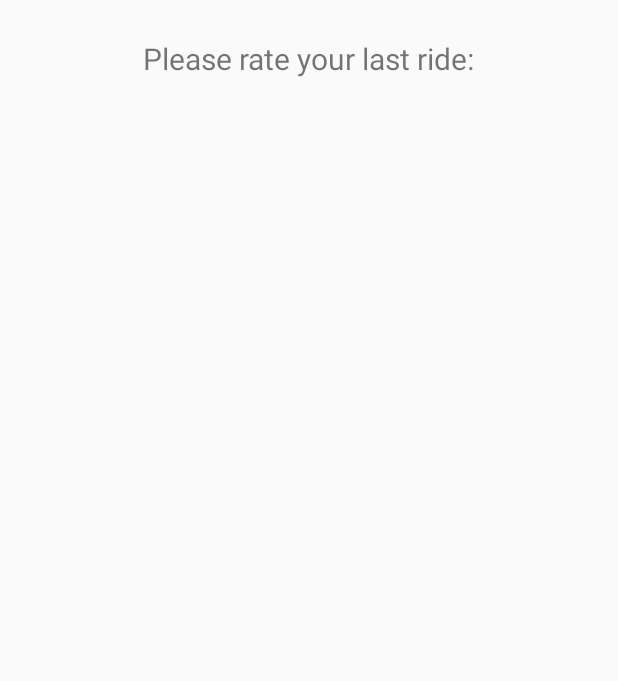
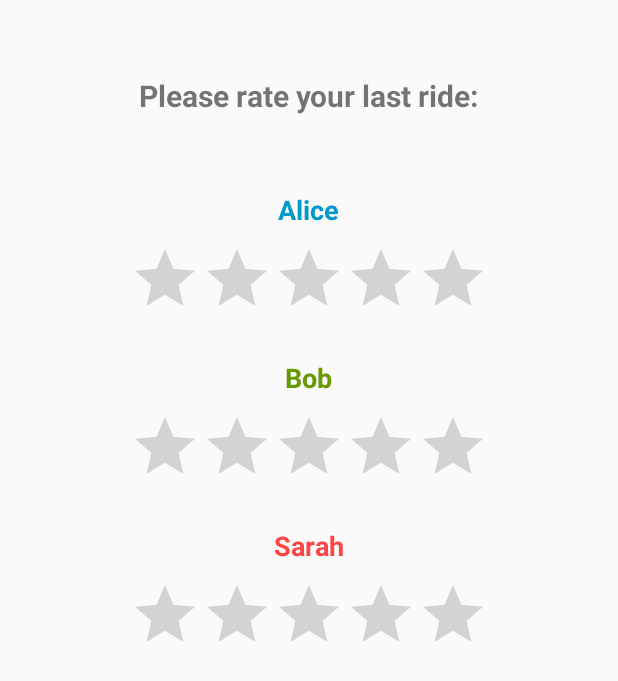
Before and after one commit to Jaja321/GoogleWorkshop, an Android app: the layout activity_rating.xml on its own in the app's theme, with its tools: preview values and no code run, on a phone screen of 412 x 824 dp. Shown: the top 681 px of the screen. Run offline under Robolectric (Android 15) with nearby library versions, the phone set to English and light mode, and no system bars.

Commit message:
Added xml files of end and rating

```diff
--- a/app/src/main/res/layout/activity_login.xml
+++ b/app/src/main/res/layout/activity_login.xml
@@ -4,7 +4,6 @@
     xmlns:tools="http://schemas.android.com/tools"
     android:layout_width="match_parent"
     android:layout_height="match_parent"
-    android:background="@color/colorPrimaryDark"
     tools:context="com.googleworkshop.taxipool.LoginActivity">
 
     <LinearLayout
@@ -34,7 +33,7 @@
             android:layout_marginBottom="10dp"
             android:gravity="center"
             android:text="or"
-            android:textColor="#fdfdfe" />
+            android:textColor="#000000" />
 
 
         <com.facebook.login.widget.LoginButton
--- a/app/src/main/res/layout/activity_profile.xml
+++ b/app/src/main/res/layout/activity_profile.xml
@@ -1,6 +1,5 @@
 <?xml version="1.0" encoding="utf-8"?>
 <LinearLayout xmlns:android="http://schemas.android.com/apk/res/android"
-    xmlns:app="http://schemas.android.com/apk/res-auto"
     xmlns:tools="http://schemas.android.com/tools"
     android:layout_width="match_parent"
     android:layout_height="match_parent"
--- a/app/src/main/res/layout/activity_rating.xml
+++ b/app/src/main/res/layout/activity_rating.xml
@@ -1,7 +1,6 @@
 <?xml version="1.0" encoding="utf-8"?>
 <LinearLayout
     xmlns:android="http://schemas.android.com/apk/res/android"
-    xmlns:tools="http://schemas.android.com/tools"
     android:layout_width="match_parent"
     android:layout_height="match_parent"
     android:orientation="vertical">
@@ -11,19 +10,88 @@
         android:id="@+id/please_rate"
         android:layout_width="wrap_content"
         android:layout_height="wrap_content"
-        android:layout_marginTop="25dp"
+        android:layout_marginTop="50dp"
         android:layout_gravity="center_horizontal"
         android:text="Please rate your last ride:"
+        android:textStyle="bold"
         android:textSize="20sp"
 
         />
 
-    <ListView
-        android:id="@+id/list_view"
-        android:layout_width="wrap_content"
-        android:layout_height="wrap_content"/>
+    <LinearLayout
+        android:layout_width="match_parent"
+        android:layout_height="match_parent"
+        android:orientation="vertical"
+        android:layout_marginTop="20dp">
 
+        <TextView
+            android:id="@+id/textView3"
+            android:layout_marginTop="30dp"
+            android:layout_width="wrap_content"
+            android:layout_height="wrap_content"
+            android:layout_gravity="center_horizontal"
+            android:textSize="18sp"
+            android:textColor="@android:color/holo_blue_dark"
+            android:textStyle="bold"
+            android:text="Alice"
+            />
 
+        <RatingBar
+            android:id="@+id/ratingBar"
+            android:layout_marginTop="10dp"
+            android:layout_width="wrap_content"
+            android:layout_height="wrap_content"
+            android:layout_gravity="center_horizontal"
+            android:progressTint="@color/colorPrimary"
+            android:numStars="5"
+            android:stepSize="1"
+            />
+
+        <TextView
+            android:id="@+id/textView4"
+            android:layout_marginTop="20dp"
+            android:layout_width="wrap_content"
+            android:layout_height="wrap_content"
+            android:layout_gravity="center_horizontal"
+            android:textColor="@android:color/holo_green_dark"
+            android:textStyle="bold"
+            android:textSize="18sp"
+            android:text="Bob"
+            />
+
+        <RatingBar
+            android:id="@+id/ratingBar2"
+            android:layout_marginTop="10dp"
+            android:layout_width="wrap_content"
+            android:layout_height="wrap_content"
+            android:layout_gravity="center_horizontal"
+            android:progressTint="@color/colorPrimary"
+            android:numStars="5"
+            android:stepSize="1"
+            />
+        <TextView
+            android:id="@+id/textView5"
+            android:layout_marginTop="20dp"
+            android:layout_width="wrap_content"
+            android:layout_height="wrap_content"
+            android:layout_gravity="center_horizontal"
+            android:textColor="@android:color/holo_red_light"
+            android:textSize="18sp"
+            android:textStyle="bold"
+            android:text="Sarah"
+            />
+
+        <RatingBar
+            android:id="@+id/ratingBar3"
+            android:layout_marginTop="10dp"
+            android:layout_width="wrap_content"
+            android:layout_height="wrap_content"
+            android:layout_gravity="center_horizontal"
+            android:progressTint="@color/colorPrimary"
+            android:numStars="5"
+            android:stepSize="1"
+            />
+    </LinearLayout>
 
 
 </LinearLayout>
```
Also changed, not shown: app/src/main/java/com/googleworkshop/taxipool/ListViewAdapter.java (deleted, +0 -78 lines), app/src/main/res/layout/activity_trip_end.xml (added, +36 -0 lines), app/src/main/res/layout/item_rating.xml (deleted, +0 -30 lines).
